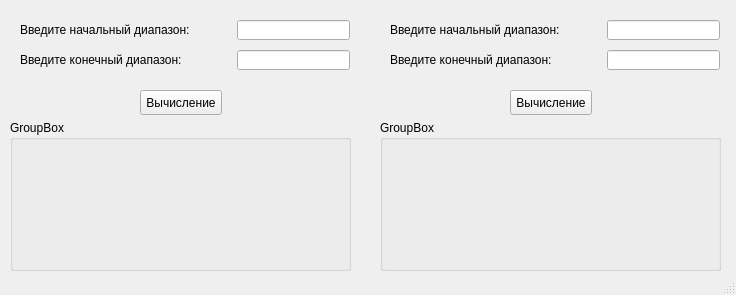
The window that Information.ui (artem24285/IAD) describes before a commit, drawn with Qt 5.
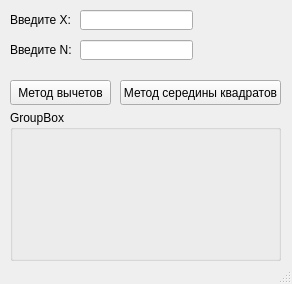
The same window after the commit.

Commit message: Re-creation forms

```diff
--- a/Information.ui
+++ b/Information.ui
@@ -6,8 +6,8 @@
    <rect>
     <x>0</x>
     <y>0</y>
-    <width>736</width>
-    <height>295</height>
+    <width>292</width>
+    <height>284</height>
    </rect>
   </property>
   <property name="windowTitle">
@@ -17,22 +17,22 @@
    <widget class="QPushButton" name="pushButton">
     <property name="geometry">
      <rect>
-      <x>140</x>
-      <y>90</y>
-      <width>82</width>
+      <x>10</x>
+      <y>80</y>
+      <width>101</width>
       <height>25</height>
      </rect>
     </property>
     <property name="text">
-     <string>Вычисление</string>
+     <string>Метод вычетов</string>
     </property>
    </widget>
    <widget class="QGroupBox" name="groupBox">
     <property name="geometry">
      <rect>
       <x>10</x>
-      <y>120</y>
-      <width>341</width>
+      <y>110</y>
+      <width>271</width>
       <height>151</height>
      </rect>
     </property>
@@ -43,8 +43,8 @@
    <widget class="QLineEdit" name="lineEdit">
     <property name="geometry">
      <rect>
-      <x>237</x>
-      <y>20</y>
+      <x>80</x>
+      <y>10</y>
       <width>113</width>
       <height>20</height>
      </rect>
@@ -53,8 +53,8 @@
    <widget class="QLineEdit" name="lineEdit_2">
     <property name="geometry">
      <rect>
-      <x>237</x>
-      <y>50</y>
+      <x>80</x>
+      <y>40</y>
       <width>113</width>
       <height>20</height>
      </rect>
@@ -63,99 +63,40 @@
    <widget class="QLabel" name="label">
     <property name="geometry">
      <rect>
-      <x>20</x>
-      <y>50</y>
-      <width>181</width>
+      <x>10</x>
+      <y>40</y>
+      <width>61</width>
       <height>20</height>
      </rect>
     </property>
     <property name="text">
-     <string>Введите конечный диапазон:</string>
+     <string>Введите N:</string>
     </property>
    </widget>
    <widget class="QLabel" name="label_2">
     <property name="geometry">
      <rect>
-      <x>20</x>
-      <y>20</y>
+      <x>10</x>
+      <y>10</y>
       <width>181</width>
       <height>20</height>
      </rect>
     </property>
     <property name="text">
-     <string>Введите начальный диапазон:</string>
-    </property>
-   </widget>
-   <widget class="QLabel" name="label_3">
-    <property name="geometry">
-     <rect>
-      <x>390</x>
-      <y>50</y>
-      <width>181</width>
-      <height>20</height>
-     </rect>
-    </property>
-    <property name="text">
-     <string>Введите конечный диапазон:</string>
+     <string>Введите X:</string>
     </property>
    </widget>
    <widget class="QPushButton" name="pushButton_2">
     <property name="geometry">
      <rect>
-      <x>510</x>
-      <y>90</y>
-      <width>82</width>
+      <x>120</x>
+      <y>80</y>
+      <width>161</width>
       <height>25</height>
      </rect>
     </property>
     <property name="text">
-     <string>Вычисление</string>
-    </property>
-   </widget>
-   <widget class="QLabel" name="label_4">
-    <property name="geometry">
-     <rect>
-      <x>390</x>
-      <y>20</y>
-      <width>181</width>
-      <height>20</height>
-     </rect>
-    </property>
-    <property name="text">
-     <string>Введите начальный диапазон:</string>
-    </property>
-   </widget>
-   <widget class="QLineEdit" name="lineEdit_3">
-    <property name="geometry">
-     <rect>
-      <x>607</x>
-      <y>20</y>
-      <width>113</width>
-      <height>20</height>
-     </rect>
-    </property>
-   </widget>
-   <widget class="QLineEdit" name="lineEdit_4">
-    <property name="geometry">
-     <rect>
-      <x>607</x>
-      <y>50</y>
-      <width>113</width>
-      <height>20</height>
-     </rect>
-    </property>
-   </widget>
-   <widget class="QGroupBox" name="groupBox_2">
-    <property name="geometry">
-     <rect>
-      <x>380</x>
-      <y>120</y>
-      <width>341</width>
-      <height>151</height>
-     </rect>
-    </property>
-    <property name="title">
-     <string>GroupBox</string>
+     <string>Метод середины квадратов</string>
     </property>
    </widget>
   </widget>
```
The commit also changes 2 other files.
